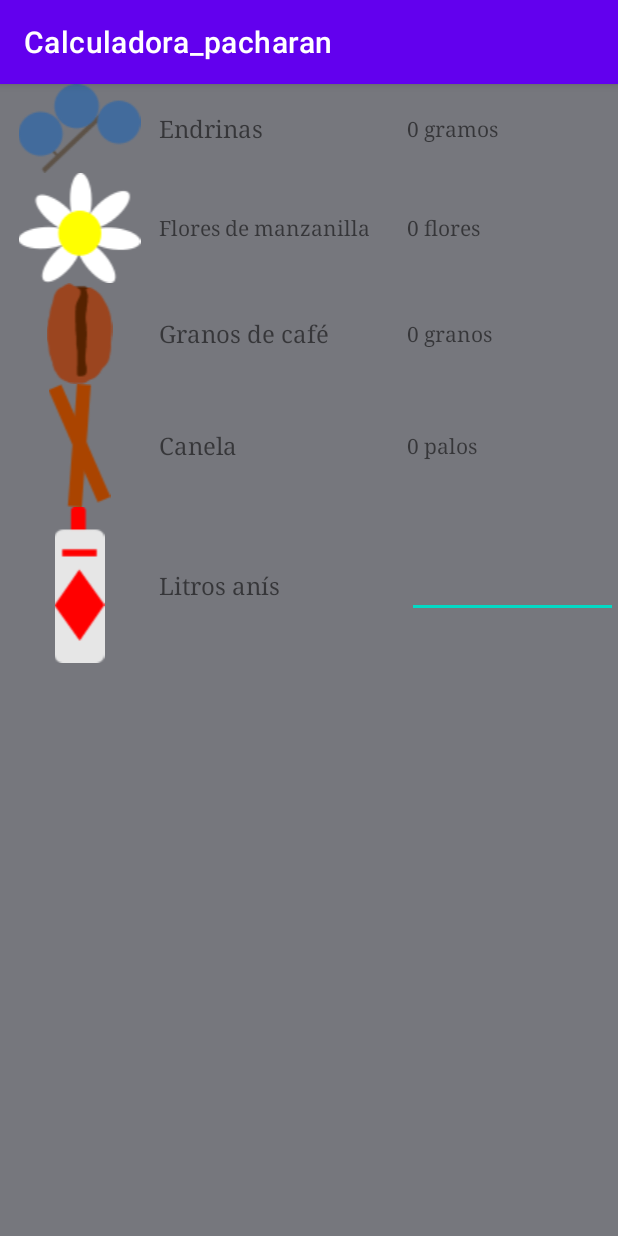
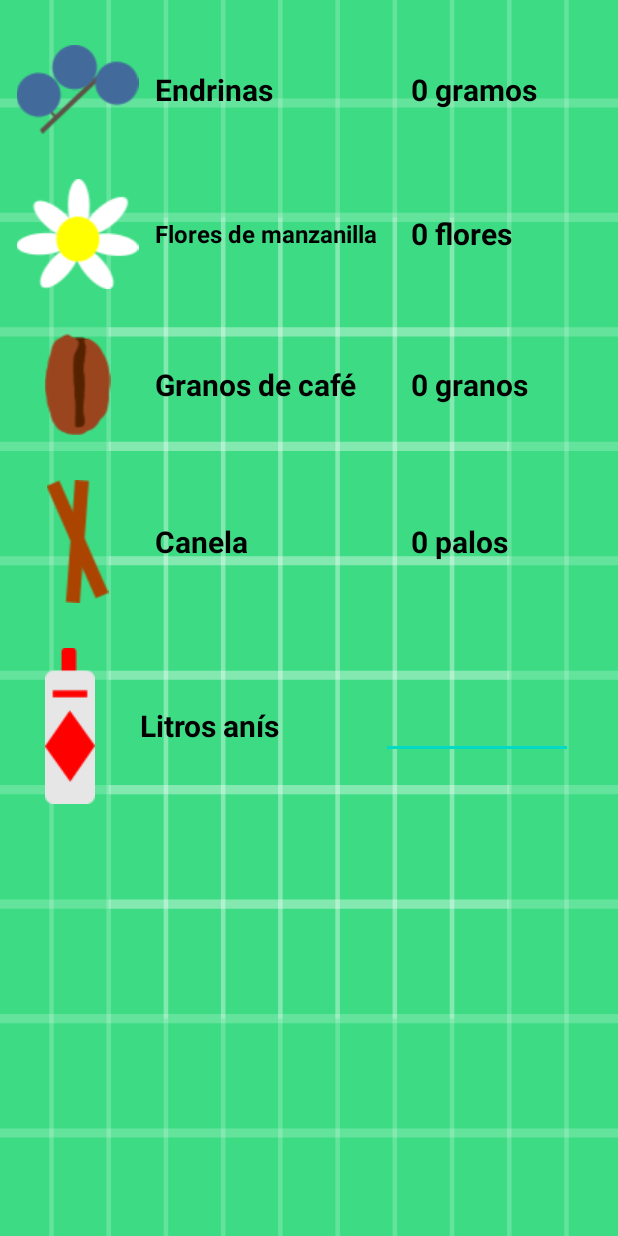
Before and after one commit to javierfh03/Calculadora_pacharan, an Android app: the screen it shows after launch (MainActivity), on a phone screen of 412 x 824 dp. Run offline under Robolectric (Android 15) with nearby library versions, the phone set to English and light mode, and no system bars.

Commit message:
Separación

```diff
--- a/app/src/main/java/com/calculadora_pacharan/MainActivity.kt
+++ b/app/src/main/java/com/calculadora_pacharan/MainActivity.kt
@@ -7,5 +7,6 @@ class MainActivity : AppCompatActivity() {
     override fun onCreate(savedInstanceState: Bundle?) {
         super.onCreate(savedInstanceState)
         setContentView(R.layout.activity_main)
+        getSupportActionBar()?.hide()
     }
 }
--- a/app/src/main/res/layout/activity_main.xml
+++ b/app/src/main/res/layout/activity_main.xml
@@ -4,7 +4,7 @@
     xmlns:tools="http://schemas.android.com/tools"
     android:layout_width="match_parent"
     android:layout_height="match_parent"
-    android:background="@color/material_dynamic_neutral50"
+    android:background="@drawable/ic_launcher_background"
     tools:context=".MainActivity">
 
     <TableLayout
@@ -14,6 +14,8 @@
         <TableRow
             android:layout_width="match_parent"
             android:layout_height="match_parent"
+            android:layout_marginTop="30dp"
+            android:layout_marginBottom="30dp"
             android:gravity="center">
 
             <ImageView
@@ -28,22 +30,30 @@
                 android:layout_width="wrap_content"
                 android:layout_height="wrap_content"
                 android:layout_weight="1"
-                android:fontFamily="serif"
+                android:fontFamily="sans-serif"
                 android:text="Endrinas"
-                android:textSize="16sp" />
+                android:textAlignment="viewStart"
+                android:textColor="@android:color/system_accent3_1000"
+                android:textSize="20sp"
+                android:textStyle="bold" />
 
             <TextView
                 android:id="@+id/textView4"
                 android:layout_width="wrap_content"
                 android:layout_height="wrap_content"
                 android:layout_weight="1"
-                android:fontFamily="serif"
-                android:text="0 gramos" />
+                android:fontFamily="sans-serif"
+                android:text="0 gramos"
+                android:textAlignment="viewStart"
+                android:textColor="@android:color/system_accent3_1000"
+                android:textSize="20sp"
+                android:textStyle="bold" />
         </TableRow>
 
         <TableRow
             android:layout_width="match_parent"
             android:layout_height="match_parent"
+            android:layout_marginBottom="30dp"
             android:gravity="center">
 
             <ImageView
@@ -58,22 +68,30 @@
                 android:layout_width="wrap_content"
                 android:layout_height="wrap_content"
                 android:layout_weight="1"
-                android:fontFamily="serif"
+                android:fontFamily="sans-serif"
                 android:text="Flores de manzanilla"
-                android:textSize="14sp" />
+                android:textAlignment="viewStart"
+                android:textColor="@android:color/system_accent3_1000"
+                android:textSize="16sp"
+                android:textStyle="bold" />
 
             <TextView
                 android:id="@+id/textView4"
                 android:layout_width="wrap_content"
                 android:layout_height="wrap_content"
                 android:layout_weight="1"
-                android:fontFamily="serif"
-                android:text="0 flores" />
+                android:fontFamily="sans-serif"
+                android:text="0 flores"
+                android:textAlignment="viewStart"
+                android:textColor="@android:color/system_accent3_1000"
+                android:textSize="20sp"
+                android:textStyle="bold" />
         </TableRow>
 
         <TableRow
             android:layout_width="match_parent"
             android:layout_height="match_parent"
+            android:layout_marginBottom="30dp"
             android:gravity="center">
 
             <ImageView
@@ -85,26 +103,34 @@
 
             <TextView
                 android:id="@+id/textView3"
-                android:layout_width="wrap_content"
+                android:layout_width="30dp"
                 android:layout_height="wrap_content"
                 android:layout_weight="1"
-                android:fontFamily="serif"
+                android:fontFamily="sans-serif"
                 android:text="Granos de café"
-                android:textSize="16sp" />
+                android:textAlignment="viewStart"
+                android:textColor="@android:color/system_accent3_1000"
+                android:textSize="20sp"
+                android:textStyle="bold" />
 
             <TextView
                 android:id="@+id/textView4"
                 android:layout_width="wrap_content"
                 android:layout_height="wrap_content"
                 android:layout_weight="1"
-                android:fontFamily="serif"
-                android:text="0 granos" />
+                android:fontFamily="sans-serif"
+                android:text="0 granos"
+                android:textAlignment="viewStart"
+                android:textColor="@android:color/system_accent3_1000"
+                android:textSize="20sp"
+                android:textStyle="bold" />
 
         </TableRow>
 
         <TableRow
             android:layout_width="match_parent"
             android:layout_height="match_parent"
+            android:layout_marginBottom="30dp"
             android:gravity="center">
 
             <ImageView
@@ -119,21 +145,24 @@
                 android:layout_width="wrap_content"
                 android:layout_height="wrap_content"
                 android:layout_weight="1"
-                android:fontFamily="serif"
+                android:fontFamily="sans-serif"
                 android:text="Canela"
-                android:textSize="16sp" />
+                android:textAlignment="viewStart"
+                android:textColor="@android:color/system_accent3_1000"
+                android:textSize="20sp"
+                android:textStyle="bold" />
 
             <TextView
                 android:id="@+id/textView4"
                 android:layout_width="wrap_content"
                 android:layout_height="wrap_content"
                 android:layout_weight="1"
-                android:fontFamily="serif"
-                android:text="0 palos" />
-
-            <Space
-                android:layout_width="wrap_content"
-                android:layout_height="wrap_content" />
+                android:fontFamily="sans-serif"
+                android:text="0 palos"
+                android:textAlignment="viewStart"
+                android:textColor="@android:color/system_accent3_1000"
+                android:textSize="20sp"
+                android:textStyle="bold" />
 
         </TableRow>
 
@@ -154,18 +183,26 @@
                 android:layout_width="5dp"
                 android:layout_height="wrap_content"
                 android:layout_weight="1"
-                android:fontFamily="serif"
+                android:fontFamily="sans-serif"
                 android:text="Litros anís"
-                android:textSize="16sp" />
+                android:textAlignment="viewStart"
+                android:textColor="@android:color/system_accent3_1000"
+                android:textSize="20sp"
+                android:textStyle="bold" />
 
             <EditText
-                android:id="@+id/editTextNumber"
+                android:id="@+id/editCantAnis"
                 android:layout_width="115dp"
                 android:layout_height="wrap_content"
                 android:layout_weight="1"
                 android:ems="10"
                 android:fontFamily="serif"
-                android:inputType="number" />
+                android:inputType="number"
+                android:textColor="@color/black" />
+
+            <Space
+                android:layout_width="30dp"
+                android:layout_height="wrap_content" />
         </TableRow>
     </TableLayout>
 
```
